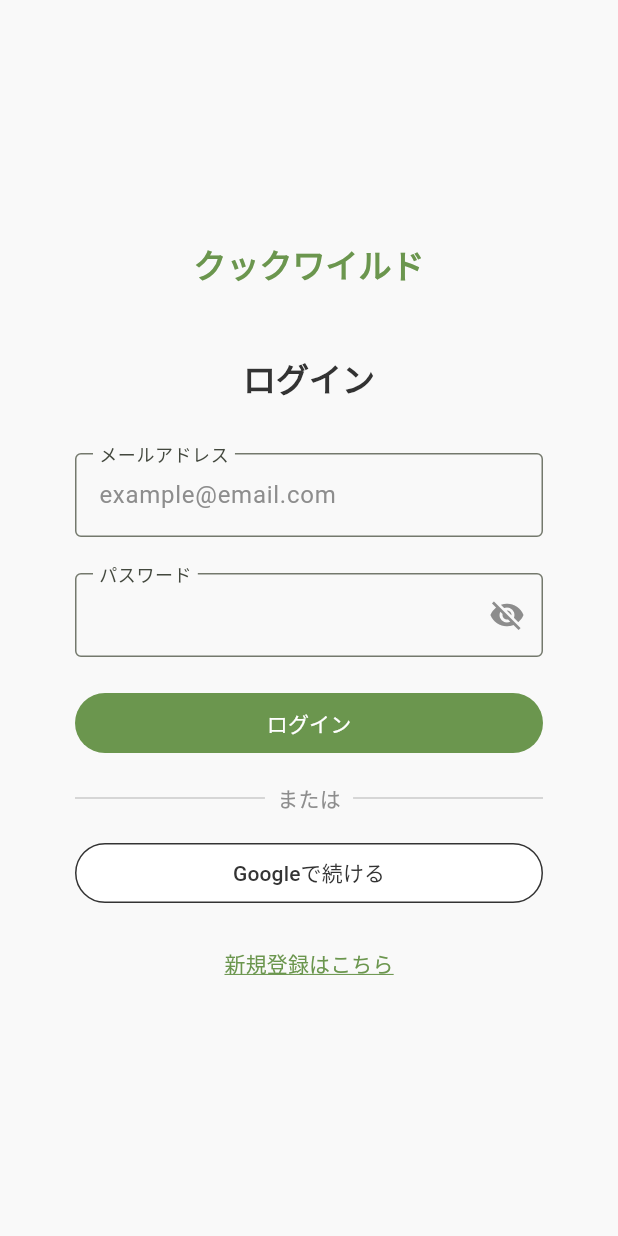
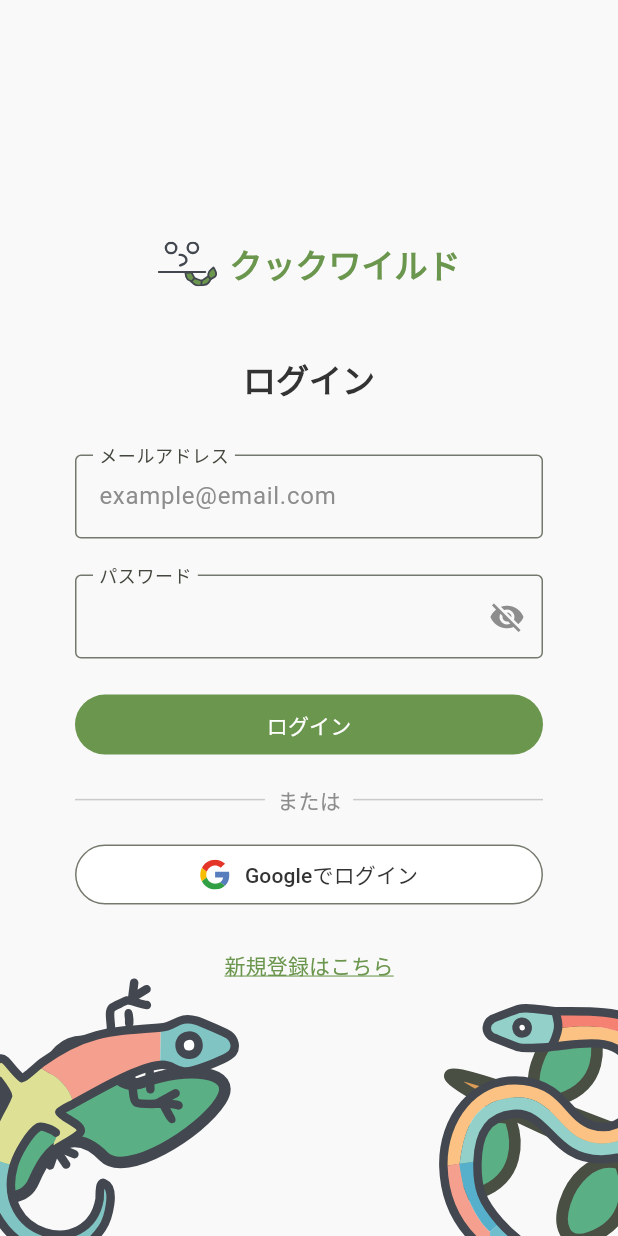
Before and after one commit to shinonome-inc/yumemi-pg-hackathon-team4, a Flutter app: the TopPage screen opened by its route, on a phone screen of 412 x 824 dp. Run offline on Flutter 3.47's test engine with Material 3 defaults, Android fonts, the light colour scheme and no system bars; our stand-ins replace cloud_firestore, firebase_auth, firebase_core, flutter_dotenv, flutter_riverpod, flutter_svg and 5 more; accounts and stored records are empty; generated files the repository leaves out were written again.

Commit message:
画像を追加

```diff
--- a/client/lib/app_theme.dart
+++ b/client/lib/app_theme.dart
@@ -6,7 +6,9 @@ import 'package:flutter/material.dart';
 ThemeData appTheme() {
   return ThemeData(
     fontFamily: FontFamilies.notoSansJP,
-    colorScheme: ColorScheme.fromSeed(seedColor: AppColors.green1),
+    colorScheme: ColorScheme.fromSeed(seedColor: AppColors.green1).copyWith(
+      primary: AppColors.green1,
+    ),
     textTheme: ThemeData.light().textTheme.apply(
           bodyColor: AppColors.gray1, // 文字色（本文）
           displayColor: AppColors.gray1, // 文字色（見出しなど）
--- a/client/lib/pages/top/top_page.dart
+++ b/client/lib/pages/top/top_page.dart
@@ -3,6 +3,7 @@ import 'package:client/extensions/build_context_extension.dart';
 import 'package:client/extensions/text_theme_extension.dart';
 import 'package:flutter/material.dart';
 import 'package:flutter_riverpod/flutter_riverpod.dart';
+import 'package:flutter_svg/flutter_svg.dart';
 
 class TopPage extends ConsumerStatefulWidget {
   const TopPage({super.key});
@@ -20,19 +21,46 @@ class _TopPageState extends ConsumerState<TopPage> {
     return Scaffold(
       backgroundColor: AppColors.background,
       body: SafeArea(
-        child: Center(
+        child: Stack(
+          children: [
+            // 背景のイラスト
+            Positioned(
+              bottom: -16,
+              left: -60,
+              child: SvgPicture.asset(
+                'assets/images/Lizard.svg',
+                width: 220,
+              ),
+            ),
+            Positioned(
+              bottom: -36,
+              right: -140,
+              child: SvgPicture.asset(
+                'assets/images/Snake.svg',
+                width: 260,
+              ),
+            ),
+
+            // ログインフォーム
+            Center(
               child: SingleChildScrollView(
                 child: Container(
                   constraints: const BoxConstraints(
                     maxWidth: 360,
                   ),
-              padding: const EdgeInsets.symmetric(vertical: 16, horizontal: 24),
+                  padding:
+                      const EdgeInsets.symmetric(vertical: 16, horizontal: 24),
                   child: Column(
                     mainAxisAlignment: MainAxisAlignment.center,
                     children: [
                       Row(
+                        spacing: 8,
                         mainAxisAlignment: MainAxisAlignment.center,
                         children: [
+                          SvgPicture.asset(
+                            'assets/images/CookWildLogo.svg',
+                            width: 40,
+                          ),
                           Text(
                             'クックワイルド',
                             style: context.textTheme.titleLargeBold?.copyWith(
@@ -68,7 +96,9 @@ class _TopPageState extends ConsumerState<TopPage> {
                           suffixIcon: IconButton(
                             // 文字の表示・非表示でアイコンを変える
                             icon: Icon(
-                          _isObscure ? Icons.visibility_off : Icons.visibility,
+                              _isObscure
+                                  ? Icons.visibility_off
+                                  : Icons.visibility,
                               color: AppColors.gray2,
                             ),
                             // アイコンがタップされたら現在と反対の状態をセットする
@@ -90,9 +120,6 @@ class _TopPageState extends ConsumerState<TopPage> {
                         child: FilledButton(
                           onPressed: () {},
                           child: const Text('ログイン'),
-                      style: FilledButton.styleFrom(
-                        backgroundColor: AppColors.green1,
-                      ),
                         ),
                       ),
                       const SizedBox(height: 20),
@@ -123,12 +150,30 @@ class _TopPageState extends ConsumerState<TopPage> {
                         height: 40,
                         child: OutlinedButton(
                           onPressed: () {},
-                      child: const Text('Googleで続ける'),
-                      style: OutlinedButton.styleFrom(
-                        backgroundColor: AppColors.white,
-                        foregroundColor: AppColors.gray1,
-                        side: const BorderSide(
-                          color: AppColors.gray1,
+                          child: Row(
+                            mainAxisSize: MainAxisSize.min,
+                            mainAxisAlignment: MainAxisAlignment.center,
+                            children: [
+                              SvgPicture.asset(
+                                'assets/images/google_logo.svg',
+                                width: 20,
+                              ),
+                              Padding(
+                                padding: const EdgeInsets.only(left: 10),
+                                child: Text(
+                                  'Googleでログイン',
+                                  style: context.textTheme.labelLarge,
+                                ),
+                              ),
+                            ],
+                          ),
+                          style: ButtonStyle(
+                            backgroundColor:
+                                WidgetStateProperty.all(Colors.white),
+                            shape: WidgetStateProperty.all(
+                              RoundedRectangleBorder(
+                                borderRadius: BorderRadius.circular(40),
+                              ),
                             ),
                           ),
                         ),
@@ -141,7 +186,6 @@ class _TopPageState extends ConsumerState<TopPage> {
                           child: const Text(
                             '新規登録はこちら',
                             style: TextStyle(
-                          color: AppColors.green1,
                               decoration: TextDecoration.underline,
                               decorationColor: AppColors.green1,
                             ),
@@ -153,6 +197,8 @@ class _TopPageState extends ConsumerState<TopPage> {
                 ),
               ),
             ),
+          ],
+        ),
       ),
     );
   }
```
Also changed, not shown: client/assets/images/google_logo.svg (added). Lines whose indentation alone changed are shown as unchanged.
